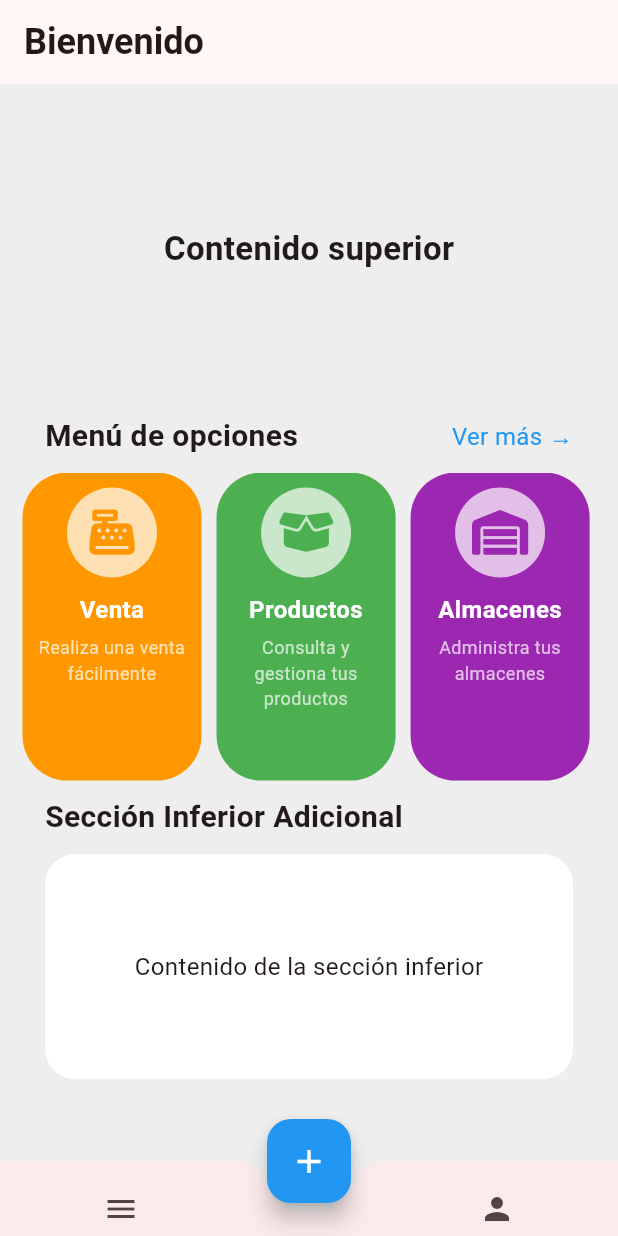
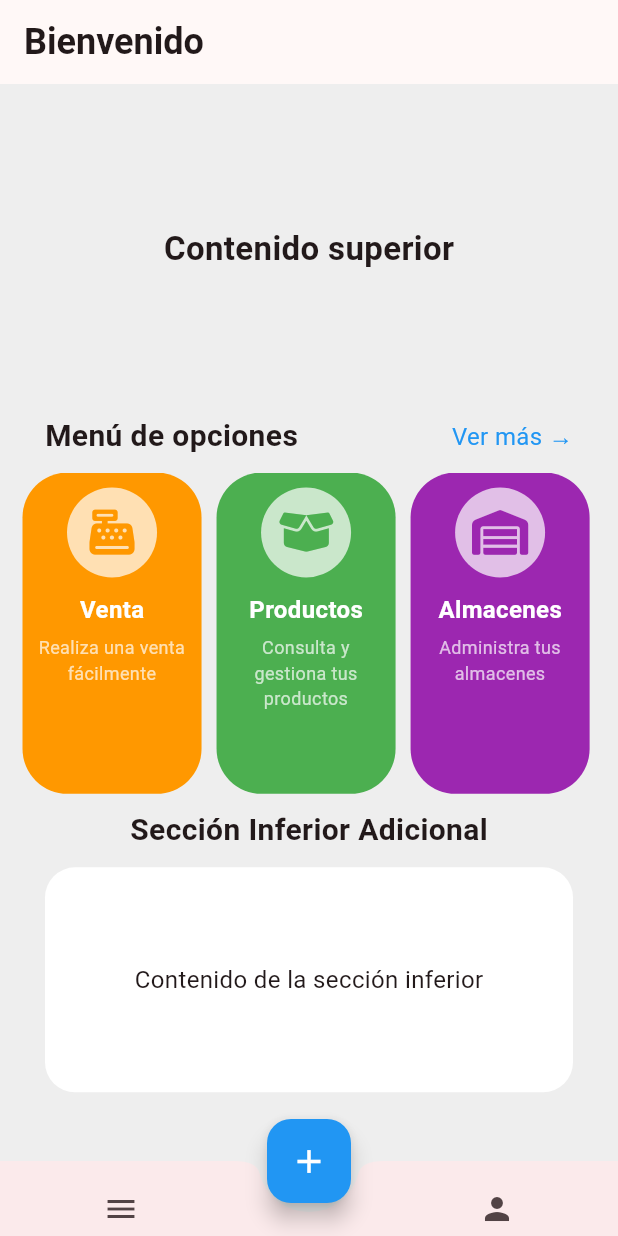
Before and after one commit to AndresMineroR/almacenes, a Flutter app: the screen it shows once a user with an empty profile is signed in, on a phone screen of 412 x 824 dp. Run offline on Flutter 3.47's test engine with Material 3 defaults, Android fonts, the phone set to English and light mode, and no system bars; our stand-ins replace cloud_firestore, date_field, firebase_auth, firebase_core, firebase_storage, fluttertoast and 3 more; missing offline and left inert: simple_barcode_scanner; accounts and stored records are empty.

Commit message:
checkpoitn ja

```diff
--- a/lib/pages/homeI_page.dart
+++ b/lib/pages/homeI_page.dart
@@ -1,3 +1,4 @@
+import 'package:almacenes/pages/venta/venta_page.dart';
 import 'package:flutter/material.dart';
 import 'package:font_awesome_flutter/font_awesome_flutter.dart';
 
@@ -13,19 +14,44 @@ class _HomeState extends State<HomeI> with SingleTickerProviderStateMixin {
   late AnimationController _controller;
   late Animation<double> _animation;
 
-  final PageController _pageController = PageController(viewportFraction: 0.33); // Ahora se ven 3 tarjetas por pantalla
+  final PageController _pageController = PageController(viewportFraction: 0.33);
 
   final List<Map<String, dynamic>> _menuItems = [
-    {"icon": FontAwesomeIcons.cashRegister, "text": "Venta", "desc": "Realiza una venta fácilmente", "route": "/venta", "color": Colors.orange},
-    {"icon": FontAwesomeIcons.boxOpen, "text": "Productos", "desc": "Consulta y gestiona tus productos", "route": "/productos", "color": Colors.green},
-    {"icon": FontAwesomeIcons.warehouse, "text": "Almacenes", "desc": "Administra tus almacenes", "route": "/almacenes", "color": Colors.purple},
-    {"icon": FontAwesomeIcons.layerGroup, "text": "Categorías", "desc": "Organiza tus productos por categorías", "route": "/categorias", "color": Colors.red},
+    {
+      "icon": FontAwesomeIcons.cashRegister,
+      "text": "Venta",
+      "desc": "Realiza una venta fácilmente",
+      "route": "/venta",
+      "color": Colors.orange
+    },
+    {
+      "icon": FontAwesomeIcons.boxOpen,
+      "text": "Productos",
+      "desc": "Consulta y gestiona tus productos",
+      "route": "/productos",
+      "color": Colors.green
+    },
+    {
+      "icon": FontAwesomeIcons.warehouse,
+      "text": "Almacenes",
+      "desc": "Administra tus almacenes",
+      "route": "/almacenes",
+      "color": Colors.purple
+    },
+    {
+      "icon": FontAwesomeIcons.layerGroup,
+      "text": "Categorías",
+      "desc": "Organiza tus productos por categorías",
+      "route": "/categorias",
+      "color": Colors.red
+    },
   ];
 
   @override
   void initState() {
     super.initState();
-    _controller = AnimationController(vsync: this, duration: const Duration(milliseconds: 2000)); // Duración de la animación aumentada para mejor visibilidad
+    _controller =
+        AnimationController(vsync: this, duration: const Duration(milliseconds: 2000));
     _animation = CurvedAnimation(parent: _controller, curve: Curves.fastOutSlowIn);
     _controller.forward();
   }
@@ -39,39 +65,63 @@ class _HomeState extends State<HomeI> with SingleTickerProviderStateMixin {
 
   @override
   Widget build(BuildContext context) {
-    double cardWidth = MediaQuery.of(context).size.width * 0.3;
-    double cardHeight = cardWidth * 1.5;
-
     return Scaffold(
       backgroundColor: Colors.grey[200],
-      appBar: AppBar(
-        title: const Text('Bienvenido', style: TextStyle(fontSize: 24, fontWeight: FontWeight.bold)),
-      ),
+      appBar: _buildAppBar(),
       body: FadeTransition(
         opacity: _animation,
         child: ListView(
           padding: const EdgeInsets.all(10),
           children: [
-            Container(
+            _buildTopSection(),
+            _buildMenuTitle(),
+            _buildMenuOptions(),
+            _buildBottomSection(),
+          ],
+        ),
+      ),
+      bottomNavigationBar: _buildBottomAppBar(),
+      floatingActionButton: _buildFloatingActionButton(),
+      floatingActionButtonLocation: FloatingActionButtonLocation.centerDocked,
+    );
+  }
+
+  PreferredSizeWidget _buildAppBar() {
+    return AppBar(
+      title: const Text('Bienvenido',
+          style: TextStyle(fontSize: 24, fontWeight: FontWeight.bold)),
+    );
+  }
+
+  Widget _buildTopSection() {
+    return Container(
       alignment: Alignment.center,
       height: 200,
       child: const Text(
         "Contenido superior",
         style: TextStyle(fontSize: 22, fontWeight: FontWeight.bold),
       ),
-            ),
-            const Padding(
+    );
+  }
+
+  Widget _buildMenuTitle() {
+    return const Padding(
       padding: EdgeInsets.symmetric(horizontal: 20, vertical: 10),
       child: Row(
         mainAxisAlignment: MainAxisAlignment.spaceBetween,
         children: [
-                  Text("Menú de opciones", style: TextStyle(fontSize: 20, fontWeight: FontWeight.bold)),
-                  Text("Ver más →", style: TextStyle(fontSize: 16, color: Colors.blue)),
+          Text("Menú de opciones",
+              style: TextStyle(fontSize: 20, fontWeight: FontWeight.bold)),
+          Text("Ver más →",
+              style: TextStyle(fontSize: 16, color: Colors.blue)),
         ],
       ),
-            ),
-            SizedBox(
-              height: cardHeight + 20,
+    );
+  }
+
+  Widget _buildMenuOptions() {
+    return SizedBox(
+      height: MediaQuery.of(context).size.width * 0.52,
       child: PageView.builder(
         controller: _pageController,
         itemCount: _menuItems.length,
@@ -79,15 +129,18 @@ class _HomeState extends State<HomeI> with SingleTickerProviderStateMixin {
         padEnds: false,
         itemBuilder: (context, index) {
           final item = _menuItems[index];
-                  return Padding(
-                    padding: const EdgeInsets.symmetric(horizontal: 5.0),
-                    child: GestureDetector(
-                      onTap: () {
-                        Navigator.pushNamed(context, item["route"]);
+          return _buildMenuItem(item, index);
         },
+      ),
+    );
+  }
+
+  Widget _buildMenuItem(Map<String, dynamic> item, int index) {
+    return GestureDetector(
+      // Conservamos la navegación original para este elemento
+      onTap: () => _navigateToVenta(context),
       child: Container(
-                        width: cardWidth,
-                        height: cardHeight,
+        margin: const EdgeInsets.symmetric(horizontal: 5),
         decoration: BoxDecoration(
           borderRadius: BorderRadius.circular(30),
           color: item["color"],
@@ -96,37 +149,41 @@ class _HomeState extends State<HomeI> with SingleTickerProviderStateMixin {
           mainAxisAlignment: MainAxisAlignment.start,
           children: [
             const SizedBox(height: 10),
-                            CircleAvatar(
+            Hero(
+              tag: "hero-item-$index",
+              child: CircleAvatar(
                 radius: 30,
                 backgroundColor: Colors.white.withOpacity(0.7),
-                              child: FaIcon(item["icon"], size: 30, color: item["color"]),
+                child:
+                FaIcon(item["icon"], size: 30, color: item["color"]),
+              ),
             ),
             const SizedBox(height: 10),
-                            Text(
-                              item["text"],
-                              textAlign: TextAlign.center,
-                              style: const TextStyle(fontSize: 16, fontWeight: FontWeight.bold, color: Colors.white),
-                            ),
+            Text(item["text"],
+                style: const TextStyle(
+                    fontSize: 16,
+                    fontWeight: FontWeight.bold,
+                    color: Colors.white)),
             const SizedBox(height: 5),
             Padding(
               padding: const EdgeInsets.symmetric(horizontal: 8.0),
-                              child: Text(
-                                item["desc"],
+              child: Text(item["desc"],
                   textAlign: TextAlign.center,
-                                style: const TextStyle(fontSize: 12, color: Colors.white70),
-                              ),
+                  style: const TextStyle(fontSize: 12, color: Colors.white70)),
             ),
           ],
         ),
       ),
-                    ),
     );
-                },
-              ),
-            ),
+  }
+
+  Widget _buildBottomSection() {
+    return Column(
+      children: [
         const Padding(
           padding: EdgeInsets.symmetric(horizontal: 20, vertical: 10),
-              child: Text("Sección Inferior Adicional", style: TextStyle(fontSize: 20, fontWeight: FontWeight.bold)),
+          child: Text("Sección Inferior Adicional",
+              style: TextStyle(fontSize: 20, fontWeight: FontWeight.bold)),
         ),
         Container(
           height: 150,
@@ -136,41 +193,62 @@ class _HomeState extends State<HomeI> with SingleTickerProviderStateMixin {
             borderRadius: BorderRadius.circular(20),
           ),
           child: const Center(
-                child: Text("Contenido de la sección inferior", style: TextStyle(fontSize: 16)),
+            child: Text("Contenido de la sección inferior",
+                style: TextStyle(fontSize: 16)),
           ),
         ),
       ],
-        ),
-      ),
-      bottomNavigationBar: BottomAppBar(
+    );
+  }
+
+  Widget _buildBottomAppBar() {
+    return BottomAppBar(
       shape: const CircularNotchedRectangle(),
       notchMargin: 6.0,
       height: 50,
       child: Row(
         mainAxisAlignment: MainAxisAlignment.spaceAround,
         children: [
-            IconButton(
-              icon: const Icon(Icons.menu),
-              onPressed: () {},
-            ),
+          IconButton(icon: const Icon(Icons.menu), onPressed: () {}),
           const SizedBox(width: 40),
           IconButton(
             icon: const Icon(Icons.person),
-              onPressed: () {
-                Navigator.pushNamed(context, '/perfil'); // Redirigir a la página de perfil
-              },
+            // Ahora redirige a la ruta /perfil
+            onPressed: () => Navigator.pushNamed(context, '/perfil'),
           ),
         ],
       ),
-      ),
-      floatingActionButton: FloatingActionButton(
-        onPressed: () {
-          Navigator.pushNamed(context, '/venta'); // Redirigir a la página de ventas
-        },
+    );
+  }
+
+  Widget _buildFloatingActionButton() {
+    return FloatingActionButton(
+      // Ahora redirige a la ruta /ventas
+      onPressed: () => Navigator.pushNamed(context, '/venta'),
       backgroundColor: Colors.blue,
       child: const Icon(Icons.add, size: 26, color: Colors.white),
+    );
+  }
+
+  void _navigateToVenta(BuildContext context) {
+    Navigator.push(
+      context,
+      PageRouteBuilder(
+        transitionDuration: const Duration(milliseconds: 400),
+        pageBuilder: (context, animation, secondaryAnimation) =>
+        const VentaPage(),
+        transitionsBuilder: (context, animation, secondaryAnimation, child) {
+          return FadeTransition(
+            opacity: animation,
+            child: SlideTransition(
+              position: Tween<Offset>(
+                  begin: const Offset(0, 0.5), end: Offset.zero)
+                  .animate(animation),
+              child: child,
             ),
-      floatingActionButtonLocation: FloatingActionButtonLocation.centerDocked,
+          );
+        },
+      ),
     );
   }
 }
```
Also changed, not shown: pubspec.lock. Lines whose indentation alone changed are shown as unchanged.
